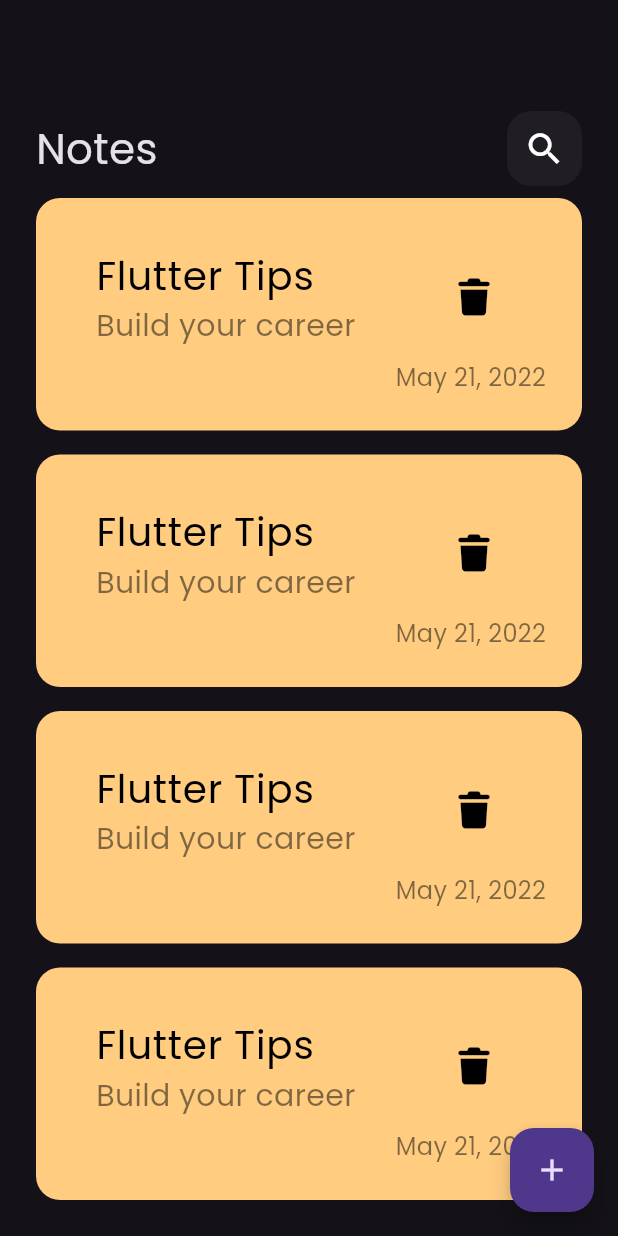
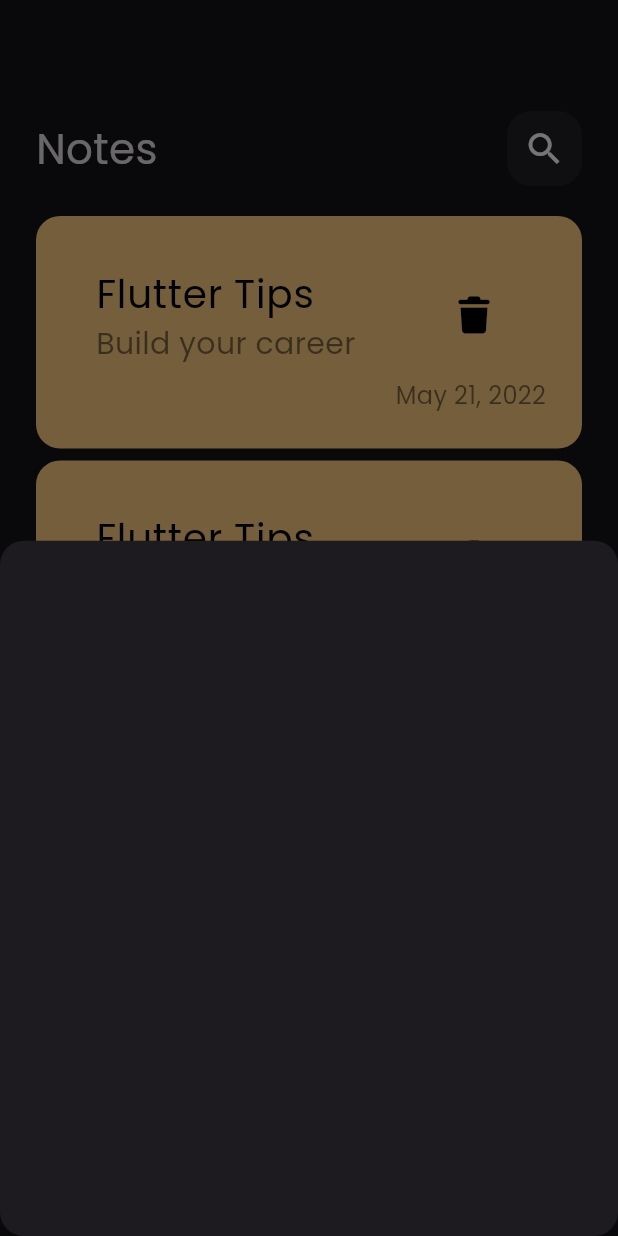
Before and after one commit to mohamed-eid-f/notes_app_hive_bloc, a Flutter app: the screen it shows after launch, after a tap on the "add" icon, on a phone screen of 412 x 824 dp. Run offline on Flutter 3.47's test engine with Material 3 defaults, Android fonts, the phone set to English and light mode, and no system bars; our stand-ins replace font_awesome_flutter.

Commit message:
show modal bottom sheet

```diff
--- a/lib/main.dart
+++ b/lib/main.dart
@@ -1,5 +1,5 @@
 import "package:flutter/material.dart";
-import "package:notes_app_hive_bloc/views/widgets/notes_view.dart";
+import "package:notes_app_hive_bloc/views/notes_view.dart";
 
 void main() {
   runApp(const NotesApp());
--- /dev/null
+++ b/lib/views/widgets/add_note_bottom_sheet.dart
@@ -0,0 +1,10 @@
+import "package:flutter/material.dart";
+
+class AddNoteBottomSheet extends StatelessWidget {
+  const AddNoteBottomSheet({super.key});
+
+  @override
+  Widget build(BuildContext context) {
+    return Container();
+  }
+}
--- a/lib/views/widgets/fab.dart
+++ b/lib/views/widgets/fab.dart
@@ -1,10 +1,24 @@
 import "package:flutter/material.dart";
+import "package:notes_app_hive_bloc/views/widgets/add_note_bottom_sheet.dart";
 
 class Fab extends StatelessWidget {
   const Fab({super.key});
 
   @override
   Widget build(BuildContext context) {
-    return FloatingActionButton(onPressed: () {}, child: Icon(Icons.add));
+    return FloatingActionButton(
+      onPressed: () {
+        showModalBottomSheet(
+          shape: RoundedRectangleBorder(
+            borderRadius: BorderRadius.circular(16),
+          ),
+          context: context,
+          builder: (context) {
+            return AddNoteBottomSheet();
+          },
+        );
+      },
+      child: Icon(Icons.add),
+    );
   }
 }
--- a/lib/views/widgets/notes_listview.dart
+++ b/lib/views/widgets/notes_listview.dart
@@ -6,10 +6,14 @@
 
   @override
   Widget build(BuildContext context) {
-    return ListView.builder(
-      itemBuilder: (context, index) => Padding(
-        padding: const EdgeInsets.symmetric(vertical: 8.0),
-        child: NoteItem(),
+    return Padding(
+      padding: const EdgeInsets.symmetric(vertical: 16.0),
+      child: ListView.builder(
+        padding: EdgeInsets.zero,
+        itemBuilder: (context, index) => Padding(
+          padding: const EdgeInsets.symmetric(vertical: 4.0),
+          child: NoteItem(),
+        ),
       ),
     );
   }
```
Also changed, not shown: lib/views/notes_view.dart (renamed from lib/views/widgets/notes_view.dart).
